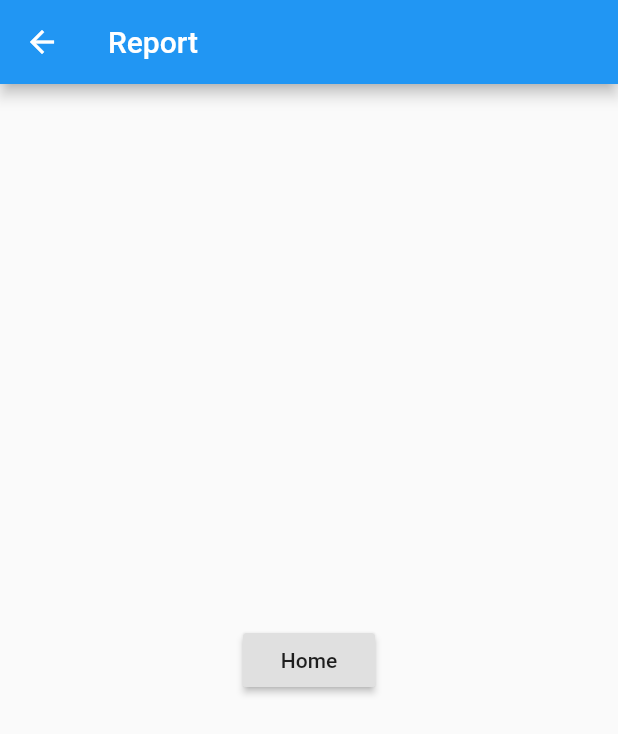
After one commit to crystal-chung/roar-1, a Flutter app: the ReportRoute screen opened directly, on a phone screen of 412 x 824 dp. The commit adds this screen. Shown: the top 734 px of the screen. Run offline on Flutter 3.47's test engine with Material 2 defaults, Android fonts, the phone set to English and light mode, and no system bars.

Commit message:
add report route

```diff
--- /dev/null
+++ b/lib/report.dart
@@ -0,0 +1,20 @@
+import 'package:flutter/material.dart';
+
+class ReportRoute extends StatelessWidget {
+  @override
+  Widget build(BuildContext context) {
+    return Scaffold(
+      appBar: AppBar(
+        title: Text("Report"),
+      ),
+      body: Center(
+        child: RaisedButton(
+          onPressed: () {
+            Navigator.pop(context);
+          },
+          child: Text('Home'),
+        ),
+      ),
+    );
+  }
+}
```
Also changed, not shown: lib/main.dart (+9 -0 lines).
